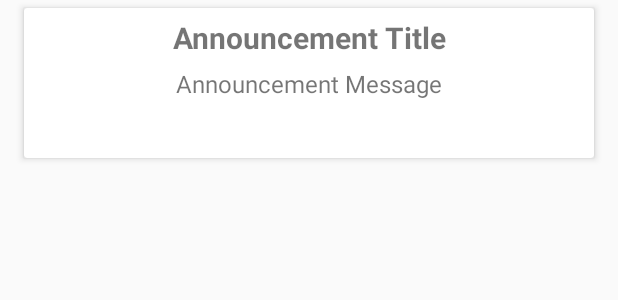
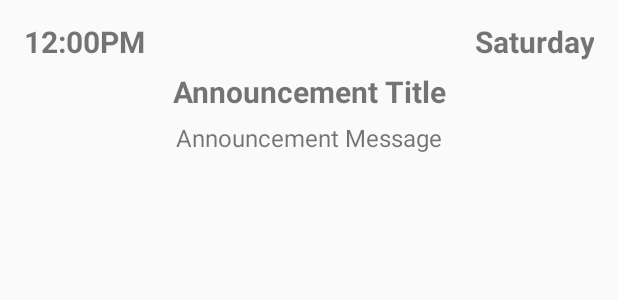
Before and after one commit to HackIllinois/android-2017, an Android app: the layout single_announcement_layout.xml on its own in the app's theme, with its tools: preview values and no code run, on a phone screen of 412 x 824 dp. Shown: the top 300 px of the screen. Run offline under Robolectric (Android 15) with nearby library versions, the phone set to English and light mode, and no system bars; network calls fail.

Commit message:
Refactor announcement layout

```diff
--- a/app/src/main/res/layout/single_announcement_layout.xml
+++ b/app/src/main/res/layout/single_announcement_layout.xml
@@ -1,41 +1,60 @@
 <?xml version="1.0" encoding="utf-8"?>
-<android.support.v7.widget.CardView android:id="@+id/eventCard"
-    xmlns:card_view="http://schemas.android.com/apk/res-auto"
+<LinearLayout
+    xmlns:android="http://schemas.android.com/apk/res/android"
     android:layout_width="match_parent"
-    android:layout_height="100dp"
-    card_view:cardCornerRadius="2dp"
-    card_view:cardElevation="3dp"
-    android:layout_marginTop="5dp"
+    android:orientation="vertical"
+    android:layout_height="wrap_content"
+    android:layout_marginBottom="16dp"
     android:layout_marginLeft="16dp"
     android:layout_marginRight="16dp"
-    android:layout_marginBottom="5dp"
-    xmlns:android="http://schemas.android.com/apk/res/android">
+    android:layout_marginTop="8dp">
 
     <LinearLayout
-        android:orientation="vertical"
         android:layout_width="match_parent"
-        android:layout_height="match_parent">
+        android:layout_height="wrap_content"
+        android:orientation="horizontal"
+        android:weightSum="2">
 
         <TextView
-            android:id="@+id/announcementTitle"
-            android:text="Announcement Title"
-            android:textStyle="bold"
+            android:id="@+id/announcementTime"
+            android:layout_height="wrap_content"
+            android:layout_marginTop="6dp"
+            android:layout_width="0dp"
+            android:layout_weight="1"
+            android:text="12:00PM"
+            android:gravity="left|center_vertical"
             android:textSize="20sp"
-            android:layout_marginTop="6dp"
-            android:gravity="center_horizontal"
-            android:layout_width="match_parent"
-            android:layout_height="wrap_content" />
+            android:textStyle="bold" />
 
         <TextView
-            android:id="@+id/announcementMessage"
-            android:text="Announcement Message"
-            android:textSize="16sp"
+            android:id="@+id/announcementDay"
+            android:layout_height="wrap_content"
             android:layout_marginTop="6dp"
-            android:gravity="center_horizontal"
-            android:layout_width="match_parent"
-            android:layout_height="wrap_content" />
-
+            android:layout_width="0dp"
+            android:layout_weight="1"
+            android:text="Saturday"
+            android:gravity="right|center_vertical"
+            android:textSize="20sp"
+            android:textStyle="bold" />
     </LinearLayout>
 
+    <TextView
+        android:gravity="center_horizontal"
+        android:id="@+id/announcementTitle"
+        android:layout_height="wrap_content"
+        android:layout_marginTop="6dp"
+        android:layout_width="match_parent"
+        android:text="Announcement Title"
+        android:textSize="20sp"
+        android:textStyle="bold" />
 
-</android.support.v7.widget.CardView>
+    <TextView
+        android:gravity="center_horizontal"
+        android:id="@+id/announcementMessage"
+        android:layout_height="wrap_content"
+        android:layout_marginTop="6dp"
+        android:layout_width="match_parent"
+        android:text="Announcement Message"
+        android:textSize="16sp" />
+
+</LinearLayout>
```
